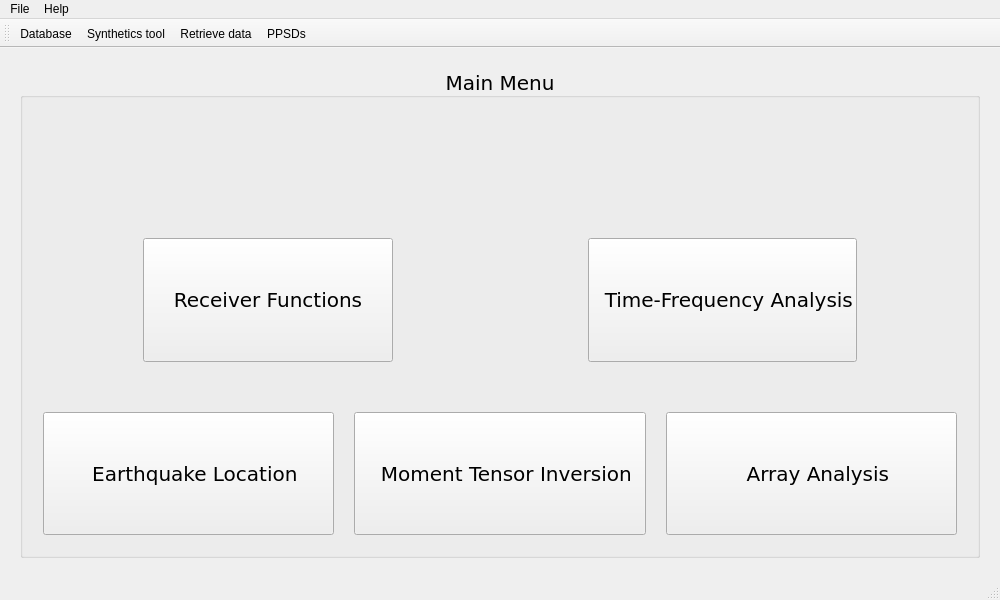
Old version of the form isp/resources/designer_uis/MainFrame.ui in the repository ProjectISP/ISP.
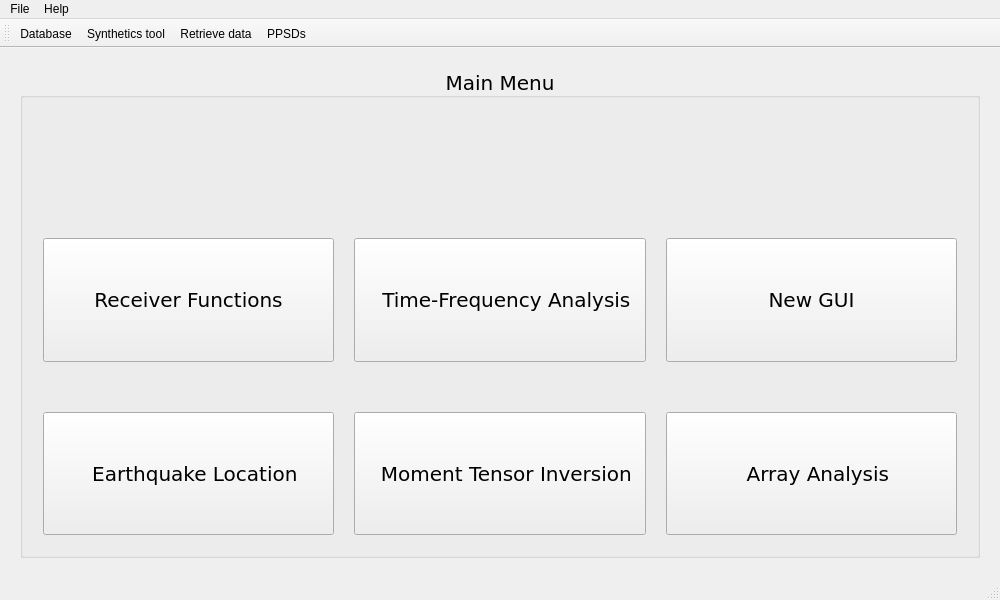
New version of the form. Icons and pictures are not drawn.

Commit message: Added NewGui button to main menu and new frame.

Diff of the .ui file:
```diff
--- a/isp/resources/designer_uis/MainFrame.ui
+++ b/isp/resources/designer_uis/MainFrame.ui
@@ -129,16 +129,16 @@
          <item>
           <layout class="QHBoxLayout" name="horizontalLayout_2">
            <property name="spacing">
-            <number>0</number>
+            <number>20</number>
            </property>
            <property name="sizeConstraint">
             <enum>QLayout::SetDefaultConstraint</enum>
            </property>
            <property name="leftMargin">
-            <number>100</number>
+            <number>0</number>
            </property>
            <property name="rightMargin">
-            <number>100</number>
+            <number>0</number>
            </property>
            <item>
             <widget class="QPushButton" name="receiverFunctionsButton">
@@ -181,22 +181,6 @@
              </property>
             </widget>
            </item>
-           <item>
-            <spacer name="horizontalSpacer">
-             <property name="orientation">
-              <enum>Qt::Horizontal</enum>
-             </property>
-             <property name="sizeType">
-              <enum>QSizePolicy::Expanding</enum>
-             </property>
-             <property name="sizeHint" stdset="0">
-              <size>
-               <width>50</width>
-               <height>20</height>
-              </size>
-             </property>
-            </spacer>
-           </item>
            <item>
             <widget class="QPushButton" name="seismogramButton">
              <property name="sizePolicy">
@@ -227,6 +211,25 @@
              </property>
             </widget>
            </item>
+           <item>
+            <widget class="QPushButton" name="newGuiButton">
+             <property name="sizePolicy">
+              <sizepolicy hsizetype="Expanding" vsizetype="Preferred">
+               <horstretch>0</horstretch>
+               <verstretch>0</verstretch>
+              </sizepolicy>
+             </property>
+             <property name="minimumSize">
+              <size>
+               <width>250</width>
+               <height>100</height>
+              </size>
+             </property>
+             <property name="text">
+              <string>New GUI</string>
+             </property>
+            </widget>
+           </item>
           </layout>
          </item>
          <item>
```
Left out of the diff: 2 changed lines with no effect on the pictures. The commit also changes 5 other files.
